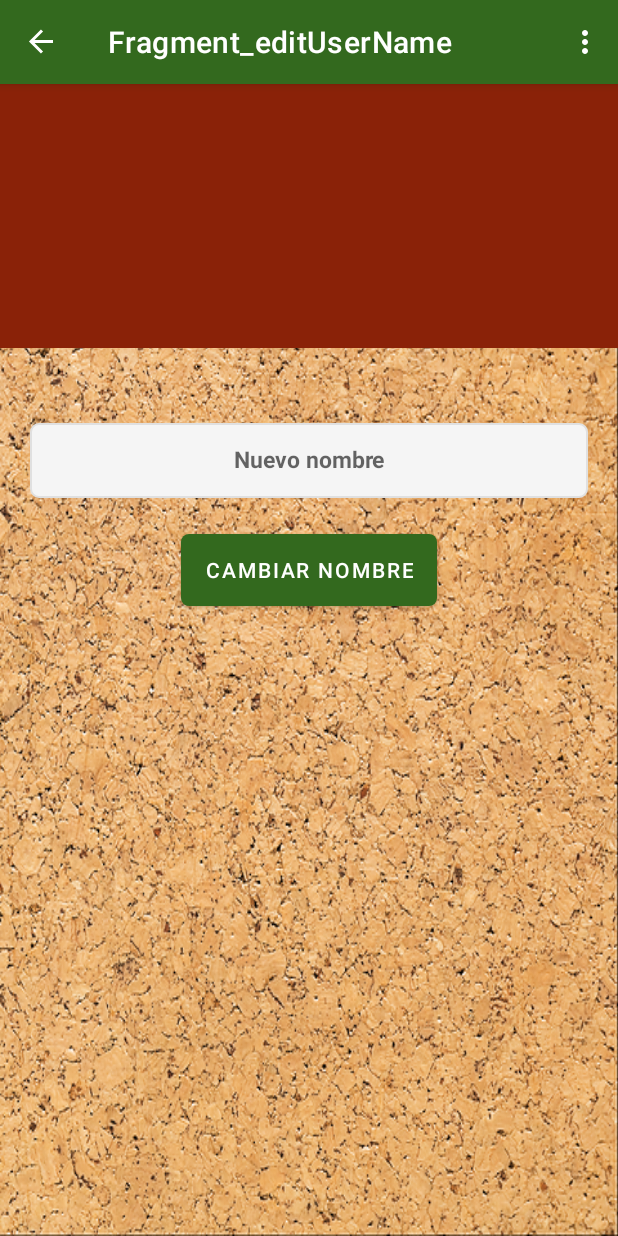
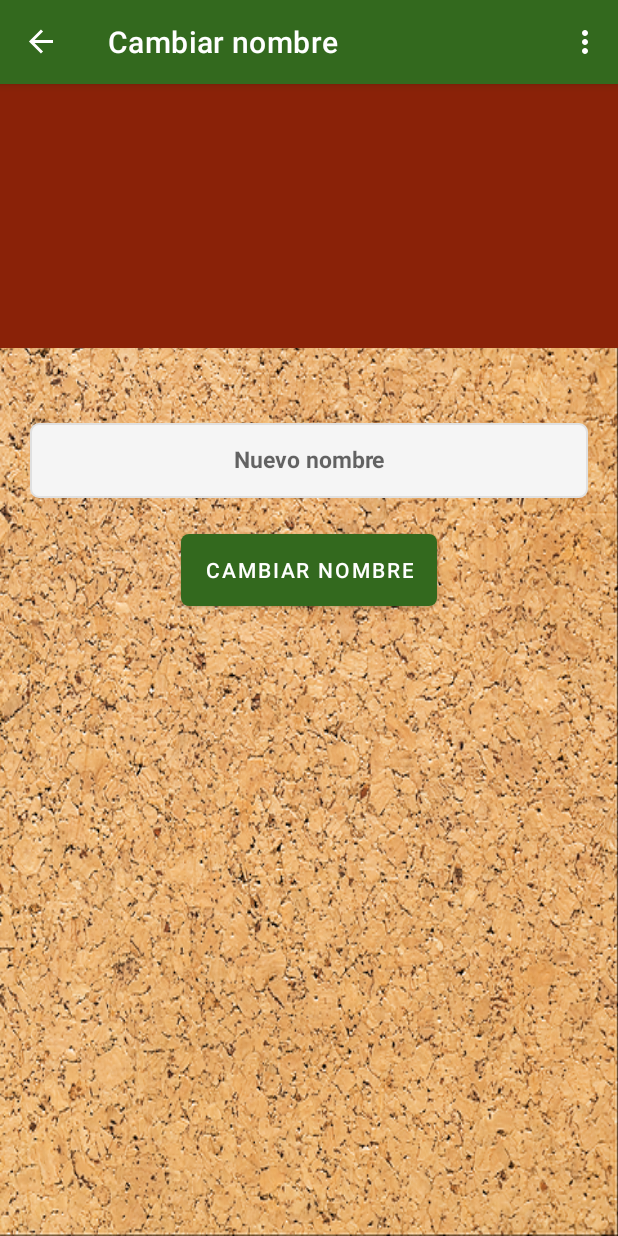
Before and after one commit to garridoCarlos/Notto, an Android app: the Fragment_user screen opened through its navigation route, after a tap on "CAMBIAR NOMBRE", on a phone screen of 412 x 824 dp. Run offline under Robolectric (Android 15) with nearby library versions, the phone set to English and light mode, and no system bars; our stand-ins replace Room's generated code, navigation-ui; libraries missing offline, so code that uses them is left out: com.amulyakhare.textdrawable; 6 statements that could not run were skipped.

Commit message:
Final commit post entrega

```diff
--- a/app/build.gradle
+++ b/app/build.gradle
@@ -39,15 +39,15 @@ dependencies {
     implementation "android.arch.lifecycle:extensions:$life_versions"
     annotationProcessor "android.arch.lifecycle:compiler:$life_versions"
     implementation 'androidx.appcompat:appcompat:1.1.0'
-    implementation 'com.google.android.material:material:1.1.0'
     implementation 'androidx.legacy:legacy-support-v4:1.0.0'
-    implementation 'com.google.android.material:material:1.1.0'
     implementation 'androidx.constraintlayout:constraintlayout:1.1.3'
     implementation 'androidx.navigation:navigation-fragment:2.2.2'
     implementation 'androidx.navigation:navigation-ui:2.2.2'
-    implementation 'com.google.android.material:material:1.1.0'
     implementation 'androidx.annotation:annotation:1.1.0'
     implementation 'androidx.lifecycle:lifecycle-extensions:2.2.0'
+    implementation 'com.google.android.material:material:1.1.0'
+    implementation 'com.google.android.material:material:1.1.0'
+    implementation 'com.google.android.material:material:1.1.0'
     testImplementation 'junit:junit:4.12'
     androidTestImplementation 'androidx.test.ext:junit:1.1.1'
     androidTestImplementation 'androidx.test.espresso:espresso-core:3.2.0'
--- a/app/src/main/AndroidManifest.xml
+++ b/app/src/main/AndroidManifest.xml
@@ -1,5 +1,6 @@
 <?xml version="1.0" encoding="utf-8"?>
 <manifest xmlns:android="http://schemas.android.com/apk/res/android"
+    xmlns:tools="http://schemas.android.com/tools"
     package="com.fct.notto">
 
     <application
@@ -13,7 +14,10 @@
         <activity
             android:name=".View.MainActivity"
             android:label="@string/title_activity_login"
-            android:theme="@style/AppTheme.splash">
+            android:theme="@style/AppTheme.splash"
+            android:windowSoftInputMode="adjustPan"
+            android:screenOrientation="portrait"
+            tools:ignore="LockedOrientationActivity">
             <intent-filter>
                 <action android:name="android.intent.action.MAIN" />
                 <category android:name="android.intent.category.LAUNCHER" />
--- a/app/src/main/java/com/fct/notto/Adapter/NoteAdapter.java
+++ b/app/src/main/java/com/fct/notto/Adapter/NoteAdapter.java
@@ -52,7 +52,6 @@ public class NoteAdapter extends RecyclerView.Adapter<NoteAdapter.NoteHolder> {
         Note currentNote = notes.get(position);
         holder.textViewTitle.setText(currentNote.getTitle());
         holder.textViewContent.setText(currentNote.getText());
-
     }
 
     @Override
--- a/app/src/main/java/com/fct/notto/View/Fragment_board.java
+++ b/app/src/main/java/com/fct/notto/View/Fragment_board.java
@@ -56,6 +56,7 @@ public class Fragment_board extends Fragment {
             });
 
 
+            //Gestiona el borrado y cambio de posición de las notas deslizándolas.
         new ItemTouchHelper(new ItemTouchHelper.SimpleCallback(ItemTouchHelper.DOWN| ItemTouchHelper.UP,
                 ItemTouchHelper.LEFT| ItemTouchHelper.RIGHT) {
             @Override
@@ -80,7 +81,7 @@ public class Fragment_board extends Fragment {
             @Override
             public void onItemClick(Note note) {
                 SharedPreferences prefsEdit = getActivity().getSharedPreferences("edit", Context.MODE_PRIVATE);
-                SharedPreferences prefsNoteInfo = getActivity().getSharedPreferences("noteinfo", Context.MODE_PRIVATE);
+                SharedPreferences prefsNoteInfo = getActivity().getSharedPreferences("noteInfo", Context.MODE_PRIVATE);
 
                 SharedPreferences.Editor editorEdit = prefsEdit.edit();
                 SharedPreferences.Editor editorNoteinfo = prefsNoteInfo.edit();
@@ -91,7 +92,6 @@ public class Fragment_board extends Fragment {
                 editorNoteinfo.putString("content", note.getText()).apply();
                 editorNoteinfo.putString("userMail", note.getUserEmail()).apply();
 
-
                 Navigation.findNavController(view).navigate(R.id.action_fragment_board_to_fragment_notes);
                 Toast.makeText(getActivity(), toastEdit , Toast.LENGTH_SHORT).show();
             }
--- a/app/src/main/java/com/fct/notto/View/Fragment_notes.java
+++ b/app/src/main/java/com/fct/notto/View/Fragment_notes.java
@@ -47,7 +47,7 @@ public class Fragment_notes extends Fragment {
         view = inflater.inflate(R.layout.notes_fragment, container, false);
 
         prefsEdit = getActivity().getSharedPreferences("edit", Context.MODE_PRIVATE);
-        prefsNoteInfo = getActivity().getSharedPreferences("noteinfo", Context.MODE_PRIVATE);
+        prefsNoteInfo = getActivity().getSharedPreferences("noteInfo", Context.MODE_PRIVATE);
         boolean isEdit = prefsEdit.getBoolean("editMode", false);
 
         String titleToEdit = prefsNoteInfo.getString("title", null);
--- a/app/src/main/java/com/fct/notto/View/Fragment_user.java
+++ b/app/src/main/java/com/fct/notto/View/Fragment_user.java
@@ -27,7 +27,7 @@ public class Fragment_user extends Fragment {
     View view;
     private TextView tvuserMail;
     private TextView tvuserName;
-    private Button btChangeName, btChangeMail, btChangePass;
+    private Button btChangeName, btChangePass;
 
     @Override
     public void onAttach(Context context) {
@@ -41,7 +41,6 @@ public class Fragment_user extends Fragment {
         tvuserMail = view.findViewById(R.id.tvuserEmail);
         tvuserName = view.findViewById(R.id.tvuserName);
         btChangeName = view.findViewById(R.id.btChangeName);
-        btChangeMail= view.findViewById(R.id.btChangeMail);
         btChangePass= view.findViewById(R.id.btChangePassword);
 
         SharedPreferences prefsUserMail = getActivity().getSharedPreferences("userMail", Context.MODE_PRIVATE);
--- a/app/src/main/java/com/fct/notto/View/MainActivity.java
+++ b/app/src/main/java/com/fct/notto/View/MainActivity.java
@@ -8,13 +8,11 @@ import androidx.drawerlayout.widget.DrawerLayout;
 import androidx.navigation.NavController;
 import androidx.navigation.Navigation;
 import androidx.navigation.ui.NavigationUI;
-
 import android.content.Context;
 import android.content.SharedPreferences;
 import android.os.Bundle;
 import android.view.Menu;
 import android.view.MenuItem;
-import android.view.View;
 import com.fct.notto.R;
 import com.google.android.material.navigation.NavigationView;
 
@@ -30,44 +28,43 @@ public class MainActivity extends AppCompatActivity implements NavigationView.On
 
     @Override
     protected void onCreate(Bundle savedInstanceState) {
+        //Cargar el tema principal
         setTheme(R.style.AppTheme);
         super.onCreate(savedInstanceState);
         setContentView(R.layout.activity_main);
 
+        //Carga el componente de navegación al inciar la aplicacion.
         setupNavigation();
 
         prefsLogged = getSharedPreferences("logged", MODE_PRIVATE);
         boolean isLogged = prefsLogged.getBoolean("isLogged", false);
 
+        //Inicia la aplicación en la pantalla de login si el estado es "no logueado".
         if (!isLogged) {
             navController.navigate(R.id.action_fragment_board_to_fragment_login);
         }
 
     }
 
+    //Establece estado "no logueado" al cerrar la sesión.
     public void logout() {
         prefsLogged = getSharedPreferences("logged", MODE_PRIVATE);
         SharedPreferences.Editor editorLogged = prefsLogged.edit();
         editorLogged.putBoolean("isLogged", false).apply();
     }
 
-    // Navegación con hamburguesa-> flecha
+    // Cargar el componente de navegación y habilitar la flecha de retroceso.
     private void setupNavigation() {
-
         toolbar = findViewById(R.id.my_toolbar);
         setSupportActionBar(toolbar);
         getSupportActionBar().setDisplayHomeAsUpEnabled(true);
         getSupportActionBar().setDisplayShowHomeEnabled(true);
-
         drawerLayout = findViewById(R.id.drawerlayout);
         navigationView = findViewById(R.id.navigationView);
         navController = Navigation.findNavController(this, R.id.nav_host_fragment);
         NavigationUI.setupActionBarWithNavController(this, navController, drawerLayout);
         NavigationUI.setupWithNavController(navigationView, navController);
         navigationView.setNavigationItemSelectedListener(this);
-
-        View headView = navigationView.getHeaderView(0);
-
     }
 
     @Override
@@ -76,7 +73,7 @@ public class MainActivity extends AppCompatActivity implements NavigationView.On
         return true;
     }
 
-    //Botones de la barra superior
+    //Menú de la barra superior
     @Override
     public boolean onOptionsItemSelected(MenuItem item) {
         if (item.getItemId() == R.id.closeSession) {
@@ -93,6 +90,7 @@ public class MainActivity extends AppCompatActivity implements NavigationView.On
         return NavigationUI.navigateUp(Navigation.findNavController(this, R.id.nav_host_fragment), drawerLayout);
     }
 
+    //Cierra el menú lateral al pulsar retroceder.
     @Override
     public void onBackPressed() {
         if (drawerLayout.isDrawerOpen(GravityCompat.START)) {
@@ -102,6 +100,7 @@ public class MainActivity extends AppCompatActivity implements NavigationView.On
         }
     }
 
+    //Botones del menú lateral.
     @Override
     public boolean onNavigationItemSelected(@NonNull MenuItem menuItem) {
 
--- a/app/src/main/res/navigation/nav_graph.xml
+++ b/app/src/main/res/navigation/nav_graph.xml
@@ -19,11 +19,6 @@
         <action
             android:id="@+id/action_fragment_board_to_fragment_user"
             app:destination="@id/fragment_user" />
-        <argument
-            android:name="userMail"
-            android:defaultValue="default"
-            app:argType="string"
-            app:nullable="true" />
         <action
             android:id="@+id/action_fragment_board_to_fragment_login"
             app:destination="@id/fragment_login"
@@ -84,7 +79,7 @@
     <fragment
         android:id="@+id/fragment_editUserName"
         android:name="com.fct.notto.View.Fragment_editUserName"
-        android:label="Fragment_editUserName"
+        android:label="@string/changeName"
         tools:layout="@layout/edit_username_fragment">
         <action
             android:id="@+id/action_fragment_editUserName_to_fragment_user"
@@ -94,12 +89,12 @@
     <fragment
         android:id="@+id/fragment_editUserPass"
         android:name="com.fct.notto.View.Fragment_editUserPass"
-        android:label="Fragment_editUserPass"
+        android:label="@string/changePass"
         tools:layout="@layout/edit_userpassword_fragment">
         <action
             android:id="@+id/action_fragment_editUserPass_to_fragment_user"
             app:destination="@id/fragment_user"
-            app:popUpTo="@id/fragment_board"/>
+            app:popUpTo="@id/fragment_board" />
     </fragment>
     <action
         android:id="@+id/action_global_fragment_login"
--- a/app/src/main/res/values/strings.xml
+++ b/app/src/main/res/values/strings.xml
@@ -61,5 +61,6 @@
     <string name="usermailChanged">Email cambiado</string>
     <string name="wrongPass">Contraseña incorrecta</string>
     <string name="passwordChanged">Contraseña cambiada</string>
+    <string name="toast_succesRegister">Registro realizado con éxito</string>
 
 </resources>
```
Also changed, not shown: app/src/main/java/com/fct/notto/Repository/NottoRepository.java (+1 -6 lines), app/src/main/java/com/fct/notto/View/Fragment_login.java (+8 -9 lines), app/src/main/java/com/fct/notto/View/Fragment_register.java (+7 -2 lines), 1 other file.
